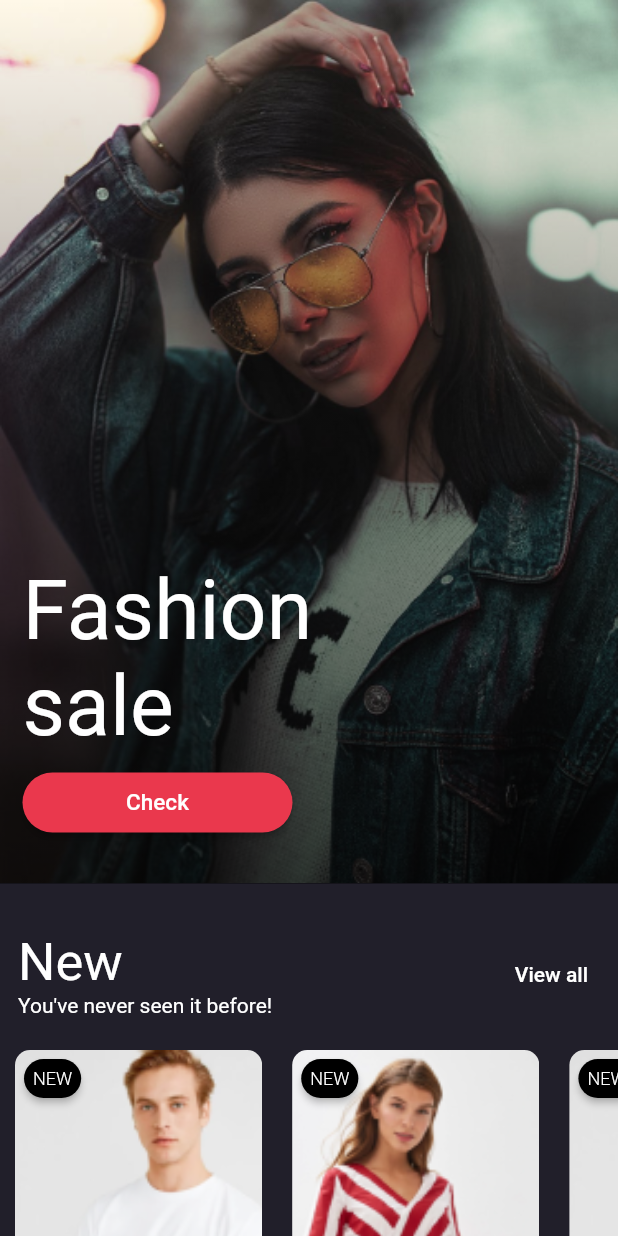
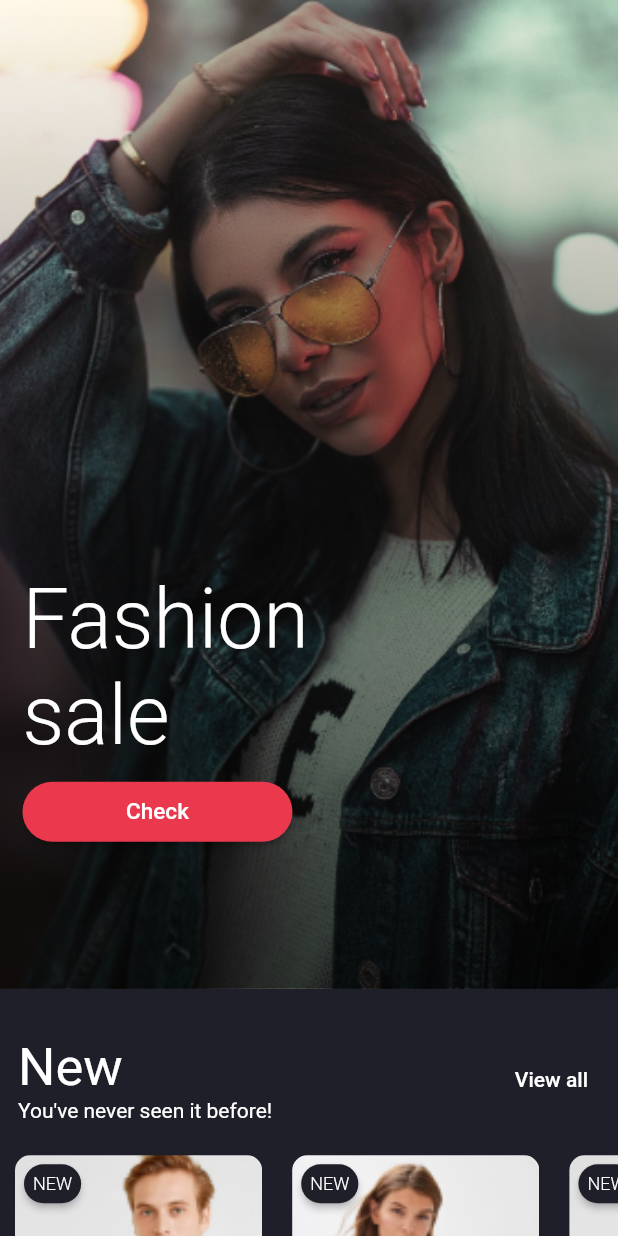
Before and after one commit to youssef-shaban/E-commerce_ui, a Flutter app: the screen it shows after launch, on a phone screen of 412 x 824 dp. Run offline on Flutter 3.47's test engine with Material 2 defaults, Android fonts, the phone set to English and light mode, and no system bars; drawn by our look-alikes of badges; Roboto replaces fonts that are missing (Metropolis-Black).

Commit message:
Making some edits

```diff
--- a/lib/main.dart
+++ b/lib/main.dart
@@ -16,7 +16,7 @@ class MyApp extends StatelessWidget {
       debugShowCheckedModeBanner: false,
       theme: ThemeData(
           fontFamily: "Metropolis-Black",
-          scaffoldBackgroundColor: const Color(0xff211f2a)),
+          scaffoldBackgroundColor: const Color(0xff1E1F28)),
       home: const MainScreen(),
     );
   }
--- a/lib/screens/main_screen.dart
+++ b/lib/screens/main_screen.dart
@@ -45,13 +45,16 @@ class MainScreen extends StatelessWidget {
               ),
             ),
             SizedBox(
-              width: double.infinity,
+              // width: double.infinity,
               height: 2 * size.height / 6,
               child: ListView.builder(
                 itemCount: 5,
                 scrollDirection: Axis.horizontal,
                 itemBuilder: (context, index) {
-                  return MainCard(imgPath: imgPath[index % 2]);
+                  return MainCard(
+                    imgPath: imgPath[index % 2],
+                    onPress: () {},
+                  );
                 },
               ),
             )
--- a/lib/widgets/main_card.dart
+++ b/lib/widgets/main_card.dart
@@ -5,15 +5,17 @@ class MainCard extends StatelessWidget {
   const MainCard({
     Key? key,
     required this.imgPath,
+    required this.onPress,
   }) : super(key: key);
 
   final String imgPath;
+  final VoidCallback onPress;
 
   @override
   Widget build(BuildContext context) {
     Size size = MediaQuery.of(context).size;
     return InkWell(
-      onTap: () {},
+      onTap: onPress,
       splashColor: const Color(0xffea384d),
       child: Stack(children: [
         Container(
@@ -30,7 +32,7 @@ class MainCard extends StatelessWidget {
             padding: const EdgeInsets.all(6),
             toAnimate: false,
             shape: BadgeShape.square,
-            badgeColor: Colors.black,
+            badgeColor: Color(0xff1E1F28),
             borderRadius: BorderRadius.circular(50),
             badgeContent: const Text('NEW',
                 style: TextStyle(
--- a/lib/widgets/main_image.dart
+++ b/lib/widgets/main_image.dart
@@ -10,17 +10,19 @@ class MainImage extends StatelessWidget {
 
   @override
   Widget build(BuildContext context) {
+    Size size = MediaQuery.of(context).size;
     return Stack(
       children: [
         SizedBox(
             width: double.infinity,
+            height: 4 * size.height / 5,
             child: Image.asset(
               imgPath,
-              fit: BoxFit.fill,
+              fit: BoxFit.cover,
             )),
         Container(
           width: double.infinity,
-          height: 589,
+          height: 4 * size.height / 5,
           decoration: BoxDecoration(
               gradient: LinearGradient(
                   begin: Alignment.bottomCenter,
@@ -32,24 +34,21 @@ class MainImage extends StatelessWidget {
         ),
         Container(
           width: double.infinity,
-          height: 587,
+          height: 4 * size.height / 5,
           padding: const EdgeInsets.all(15),
           child: Column(
             crossAxisAlignment: CrossAxisAlignment.start,
             children: [
-              const SizedBox(
-                height: 360,
+              SizedBox(
+                height: 4 * size.height / 9,
               ),
-              const SizedBox(
-                width: 250,
-                child: Text(
-                  "Fashion sale",
-                  style: TextStyle(
-                      fontWeight: FontWeight.w400,
-                      fontSize: 55,
-                      color: Colors.white),
-                  textAlign: TextAlign.start,
-                ),
+              const Text(
+                "Fashion\nsale",
+                style: TextStyle(
+                    fontWeight: FontWeight.w300,
+                    fontSize: 55,
+                    color: Colors.white),
+                textAlign: TextAlign.start,
               ),
               Padding(
                 padding: const EdgeInsets.symmetric(vertical: 8),
```
Also changed, not shown: 1 other file.
